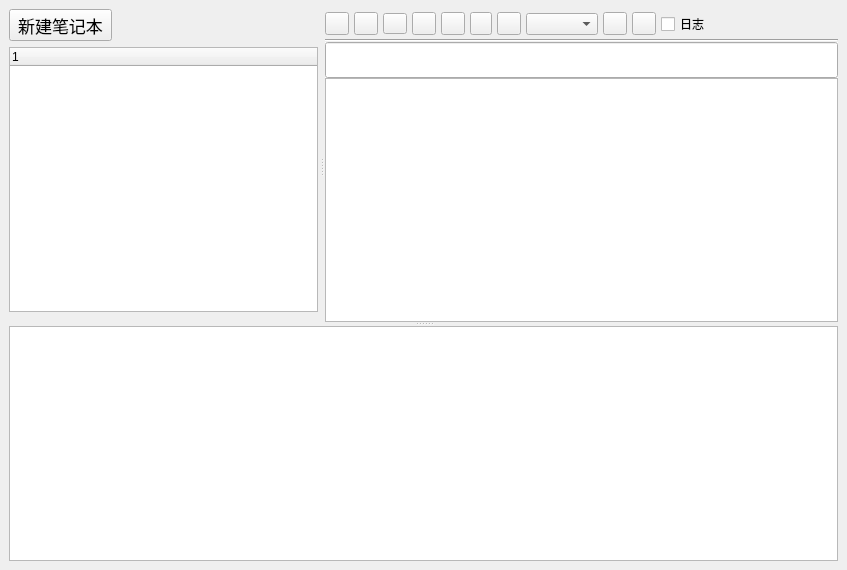
The window that App/windows/mainwindow.ui (kevinWu7/LifeNote) describes before a commit, drawn with Qt 5.
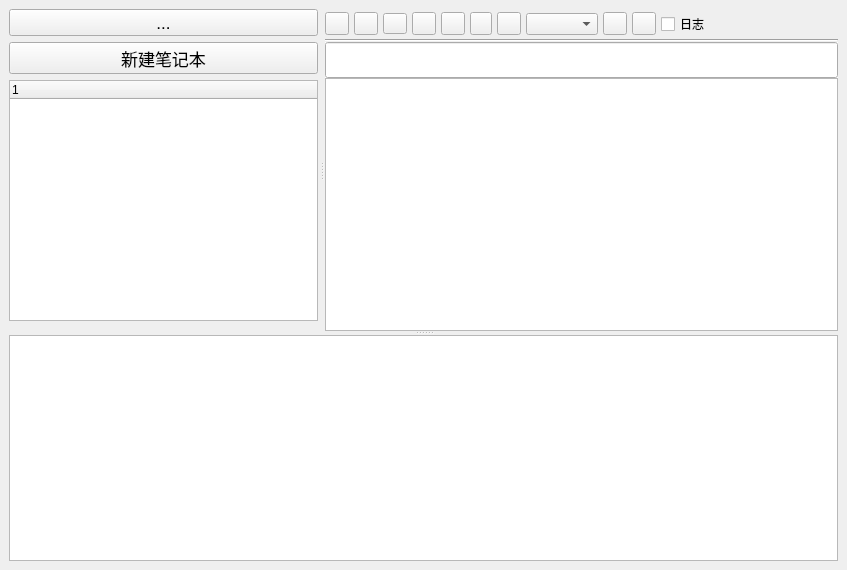
The same window after the commit. Custom widgets are drawn as their Qt base class.

Commit message: adjust topleft button'UI ,add checkinBtn

What changed in the file:
```diff
--- a/App/windows/mainwindow.ui
+++ b/App/windows/mainwindow.ui
@@ -101,13 +101,31 @@
             <property name="bottomMargin">
              <number>0</number>
             </property>
+            <item>
+             <widget class="QToolButton" name="checkinBtn">
+              <property name="sizePolicy">
+               <sizepolicy hsizetype="Preferred" vsizetype="Fixed">
+                <horstretch>0</horstretch>
+                <verstretch>0</verstretch>
+               </sizepolicy>
+              </property>
+              <property name="font">
+               <font>
+                <pointsize>13</pointsize>
+               </font>
+              </property>
+              <property name="text">
+               <string>...</string>
+              </property>
+             </widget>
+            </item>
             <item>
              <widget class="QToolButton" name="addnewBtn">
               <property name="enabled">
                <bool>true</bool>
               </property>
               <property name="sizePolicy">
-               <sizepolicy hsizetype="Fixed" vsizetype="Fixed">
+               <sizepolicy hsizetype="Preferred" vsizetype="Fixed">
                 <horstretch>0</horstretch>
                 <verstretch>0</verstretch>
                </sizepolicy>
```
The commit also changes 3 other files.
